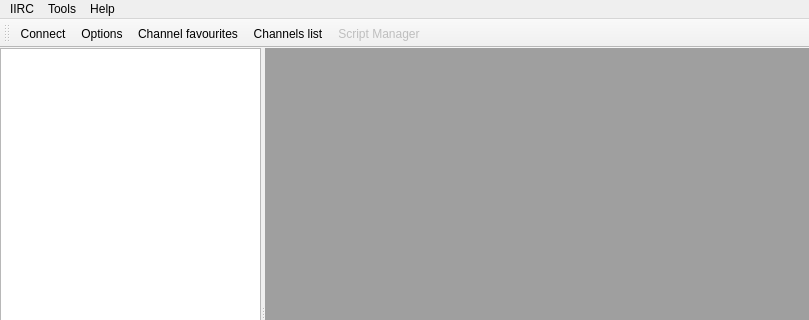
Old version of the form idealirc.ui in the repository daniel-Jones/IdealIRC; both pictures show x 0 to 809 and y 0 to 320 of the 809 by 582 pixel window.
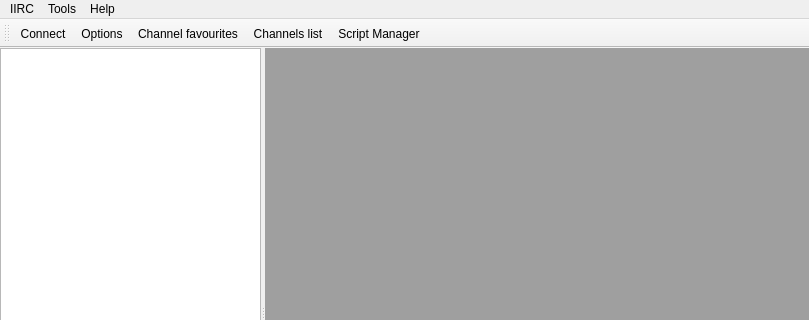
New version of the form. Icons and pictures are not drawn.

The edit to the form file:
```diff
--- a/idealirc.ui
+++ b/idealirc.ui
@@ -184,7 +184,7 @@
   </action>
   <action name="actionScript_Manager">
    <property name="enabled">
-    <bool>false</bool>
+    <bool>true</bool>
    </property>
    <property name="text">
     <string extracomment="Toolbar">Script Manager</string>
```
